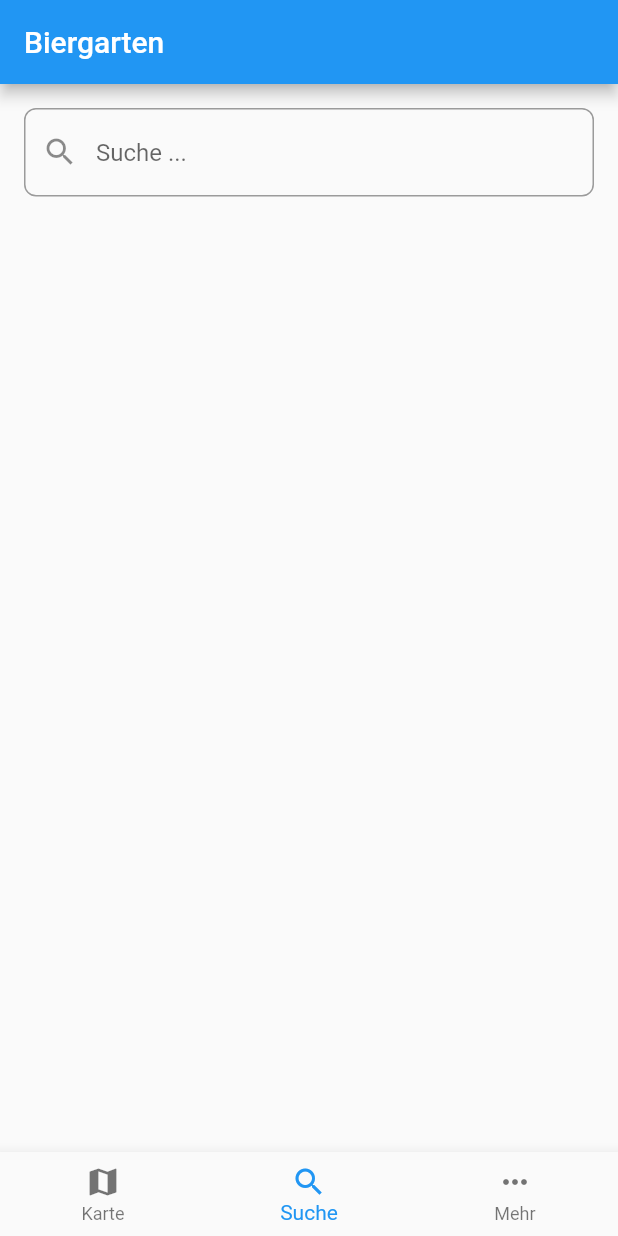
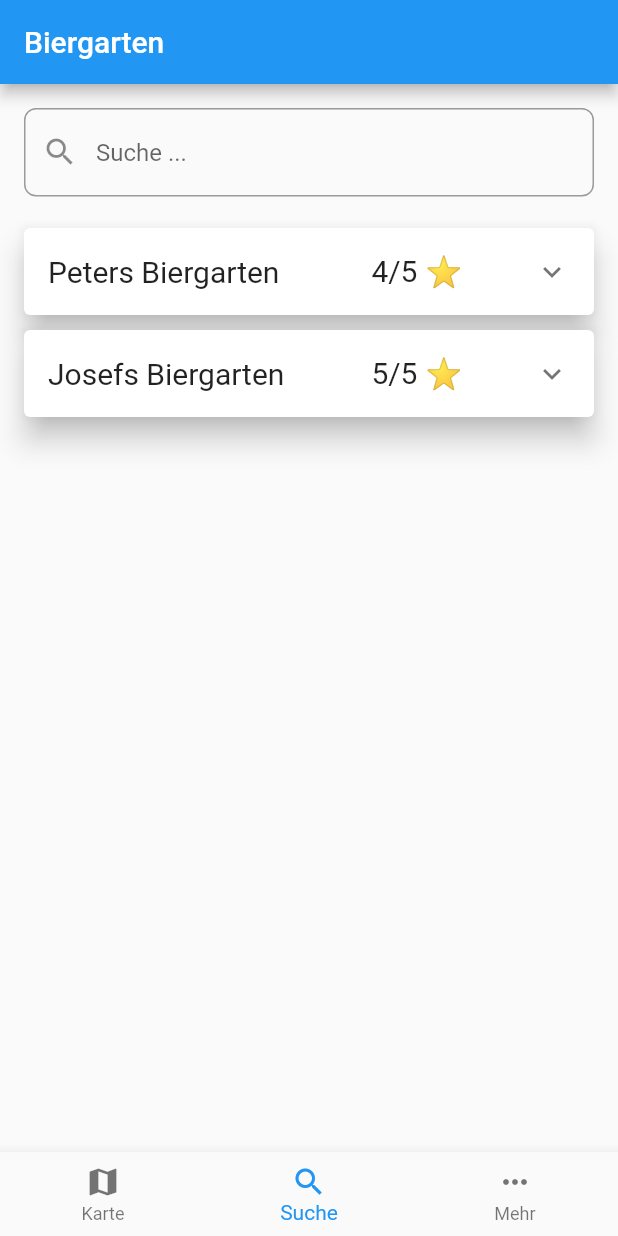
Before and after one commit to snackbeard/mpc-biergarten, a Flutter app: the screen it shows after launch, item 2 of the bottom bar chosen, on a phone screen of 412 x 824 dp. Run offline on Flutter 3.47's test engine with Material 2 defaults, Android fonts, the phone set to English and light mode, and no system bars; our stand-ins replace flutter_map, latlong2.

Commit message:
added list view to searchpage

```diff
--- a/lib/mapPage.dart
+++ b/lib/mapPage.dart
@@ -56,6 +56,16 @@ class _MapPageState extends State<MapPage> {
             Marker(
               width: 80.0,
               height: 80.0,
+              point: LatLng(49.133592481774116, 9.228640120723618),
+              builder: (ctx) => const Icon(
+                Icons.person_pin_circle,
+                color: Colors.blue,
+                size: 50,
+              )
+            ),
+            Marker(
+              width: 80.0,
+              height: 80.0,
               point: LatLng(49.132980588602585, 9.263301254971836),
               builder: (ctx) => const Icon(
                 Icons.location_on,
--- a/lib/restaurantPage.dart
+++ b/lib/restaurantPage.dart
@@ -11,6 +11,7 @@ class RestaurantPage extends StatefulWidget {
 
 class _RestaurantPageState extends State<RestaurantPage> {
 
+
   final List<Widget> _menu = <Widget>[
     Card(
       clipBehavior: Clip.antiAlias,
@@ -18,7 +19,10 @@ class _RestaurantPageState extends State<RestaurantPage> {
       child: Column(
         children: [
           const ListTile(
-            title: Text('Schnitzel Wiener Art\n10€\n'),
+            title: Text(
+              'Schnitzel Wiener Art\n10€\n',
+              style: TextStyle(fontSize: 20)
+            ),
             subtitle: Text(
               'Pommes oder Spätzle als Beilage'
             ),
@@ -29,19 +33,24 @@ class _RestaurantPageState extends State<RestaurantPage> {
             children: [
               ElevatedButton(
                 child: const Text('Zur Bestellung hinzufügen'),
-                onPressed: () {},
+                onPressed: () {
+                },
               )
             ],
-          ),
-          const Divider(
-            height: 20,
-            thickness: 2,
-            color: Color(0xff5c4d4d),
-            indent: 2,
-            endIndent: 2,
-          ),
+          )
+        ],
+      ),
+    ),
+    Card(
+      clipBehavior: Clip.antiAlias,
+      elevation: 8,
+      child: Column(
+        children: [
           const ListTile(
-            title: Text('Fanta\n3,50€\n'),
+            title: Text(
+              'Fanta\n3,50€\n',
+              style: TextStyle(fontSize: 20),
+            ),
             subtitle: Text(
                 'Erfrischungsgetränk'
             ),
--- a/lib/searchPage.dart
+++ b/lib/searchPage.dart
@@ -1,4 +1,5 @@
 import 'package:flutter/material.dart';
+import 'package:mpcbiergarten/restaurantPage.dart';
 
 class SearchPage extends StatefulWidget {
   const SearchPage({Key? key}) : super(key: key);
@@ -8,10 +9,147 @@ class SearchPage extends StatefulWidget {
 }
 
 class _SearchPageState extends State<SearchPage> {
+
+  late List<Widget> _restaurants;
+
+  @override
+  void initState() {
+    super.initState();
+    _restaurants = <Widget>[
+      Card(
+        margin: const EdgeInsets.only(left: 16, right: 16, bottom: 5, top: 5),
+        clipBehavior: Clip.antiAlias,
+        elevation: 8,
+        child: ExpansionTile(
+          title: Row(
+            children: const [
+              Expanded(
+                flex: 7,
+                child: Text(
+                  "Peters Biergarten",
+                  style: TextStyle(fontSize: 20),
+                ),
+              ),
+              Expanded(
+                flex: 3,
+                child: Text(
+                  "4/5 ⭐",
+                  style: TextStyle(fontSize: 20),
+                ),
+              )
+            ],
+          ),
+          children: [
+            Column(
+              children: [
+                Row(
+                  children: [
+                    Expanded(
+                      flex: 8,
+                      child: Container(
+                        padding: const EdgeInsets.all(20.0),
+                        margin: const EdgeInsets.only(left: 10.0),
+                        child: const Text(
+                          "Leckere Küche mit hausgemachten Speisen!",
+                          style: TextStyle(fontSize: 20),
+                        ),
+                      ),
+                    ),
+                    Expanded(
+                      flex: 2,
+                      child: IconButton(
+                        icon: const Icon(
+                            Icons.menu_book_outlined
+                        ),
+                        onPressed: () {
+                          Navigator.push(
+                              context,
+                              MaterialPageRoute(builder: (context) =>
+                                const RestaurantPage(name: "Peters Biergarten")
+                              )
+                          );
+                        },
+                      ),
+                    )
+                  ],
+                ),
+              ],
+            )
+          ],
+        ),
+      ),
+      Card(
+        margin: const EdgeInsets.only(left: 16, right: 16, bottom: 5, top: 5),
+        clipBehavior: Clip.antiAlias,
+        elevation: 8,
+        child: ExpansionTile(
+          title: Row(
+            children: const [
+              Expanded(
+                flex: 7,
+                child: Text(
+                  "Josefs Biergarten",
+                  style: TextStyle(fontSize: 20),
+                ),
+              ),
+              Expanded(
+                flex: 3,
+                child: Text(
+                  "5/5 ⭐",
+                  style: TextStyle(fontSize: 20),
+                ),
+              )
+            ],
+          ),
+          children: [
+            Column(
+              children: [
+                Row(
+                  children: [
+                    Expanded(
+                      flex: 8,
+                      child: Container(
+                        padding: const EdgeInsets.all(20.0),
+                        margin: const EdgeInsets.only(left: 10.0),
+                        child: const Text(
+                          "Da schaut der Peter dumm!",
+                          style: TextStyle(fontSize: 20),
+                        ),
+                      ),
+                    ),
+                    Expanded(
+                      flex: 2,
+                      child: IconButton(
+                        icon: const Icon(
+                            Icons.menu_book_outlined
+                        ),
+                        onPressed: () {
+                          Navigator.push(
+                              context,
+                              MaterialPageRoute(builder: (context) =>
+                              const RestaurantPage(name: "Peters Biergarten")
+                              )
+                          );
+                        },
+                      ),
+                    )
+                  ],
+                ),
+              ],
+            )
+          ],
+        ),
+      )
+    ];
+  }
+
+
   @override
   Widget build(BuildContext context) {
     return Scaffold(
-      body: Padding(
+      body: Column(
+        children: [
+          Padding(
             padding: const EdgeInsets.all(16),
             child: TextField(
               decoration: InputDecoration(
@@ -22,6 +160,14 @@ class _SearchPageState extends State<SearchPage> {
                   )
               ),
             ),
+          ),
+          Expanded(
+            child: ListView(
+              children: _restaurants,
+            )
+          )
+
+        ],
       )
     );
   }
```
Also changed, not shown: pubspec.lock. Lines whose indentation alone changed are shown as unchanged.
